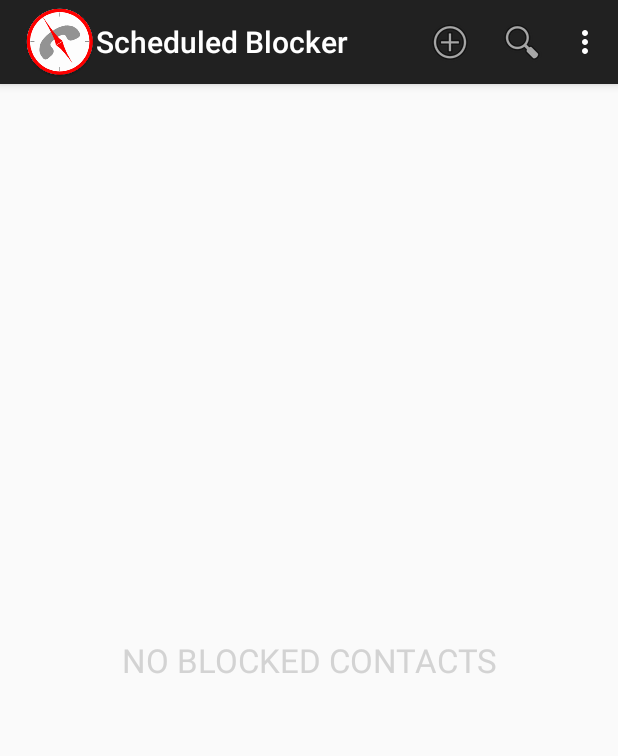
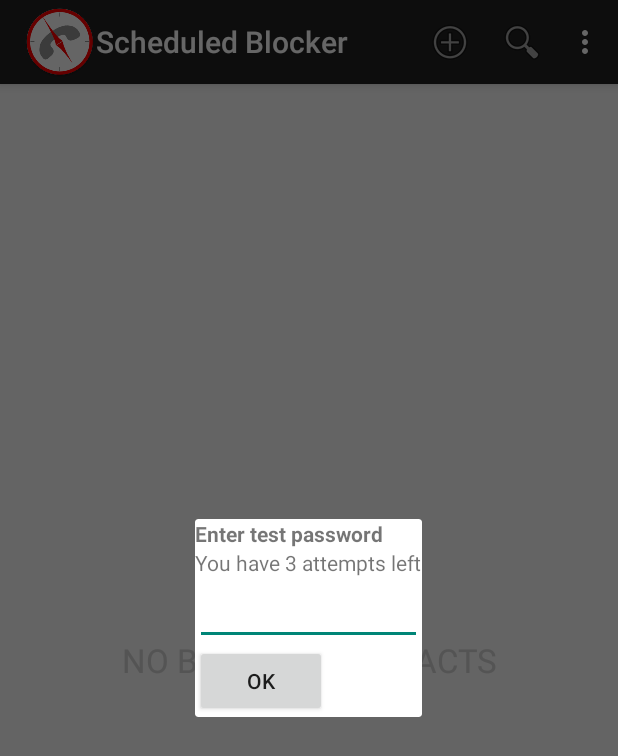
Before and after one commit to btesf/ScheduledCallBlocker, an Android app: the fragment BlockedListFragment placed in its activity, on a phone screen of 412 x 824 dp. Shown: the top 756 px of the screen. Run offline under Robolectric (Android 15) with nearby library versions, the phone set to English and light mode, and no system bars; libraries missing offline, so code that uses them is left out: com.google.i18n.phonenumbers.

Commit message:
test app is created

```diff
--- a/app/src/main/java/com/example/bereket/callblocker/BlockedListFragment.java
+++ b/app/src/main/java/com/example/bereket/callblocker/BlockedListFragment.java
@@ -7,6 +7,7 @@ import android.app.SearchManager;
 import android.content.BroadcastReceiver;
 import android.content.ContentResolver;
 import android.content.Context;
+import android.content.DialogInterface;
 import android.content.Intent;
 import android.content.IntentFilter;
 import android.content.Loader;
@@ -15,9 +16,12 @@ import android.net.Uri;
 import android.os.Build;
 import android.os.Bundle;
 import android.app.ListFragment;
+import android.preference.PreferenceManager;
 import android.provider.ContactsContract;
+import android.app.DialogFragment;
 import android.support.v4.app.NavUtils;
 import android.support.v7.app.ActionBar;
+import android.support.v7.app.AlertDialog;
 import android.support.v7.app.AppCompatActivity;
 import android.util.Log;
 import android.view.ActionMode;
@@ -102,6 +106,7 @@ public class BlockedListFragment extends HideNotificationListFragment implements
         mContactManager = ContactManager.getInstance(getActivity());
         setHasOptionsMenu(true);
         getLoaderManager().initLoader(CONTACTS_LIST_LOADER, null, this);
+        PreferenceManager.setDefaultValues(getActivity(), R.xml.preference, false);
     }
 
     @Override
@@ -185,6 +190,36 @@ public class BlockedListFragment extends HideNotificationListFragment implements
         IntentFilter filter = new IntentFilter(SaveFromPhoneBookService.ACTION_REFRESH_BLOCKED_LIST_UI);
         //only receive broadcasts which are sent through the valid private permission - we don't want to receive a broadcast just matching an intent - we want the permission too
         getActivity().registerReceiver(mOnUpdateContactFromPhoneBook, filter, SaveFromPhoneBookService.PRIVATE_PERMISSION, null);
+
+        boolean appIsUnlocked = PreferenceManager.getDefaultSharedPreferences(getActivity()).getBoolean("app_unlocked_key", false);
+        int attemptCounter = Integer.parseInt(PreferenceManager.getDefaultSharedPreferences(getActivity()).getString("app_password_counter_key", "10"));
+
+        if(!appIsUnlocked && attemptCounter < 3){
+
+            DialogFragment newFragment = TestAuthenticator.newInstance(1);
+
+            newFragment.setCancelable(false);
+            newFragment.show(getFragmentManager(), "dialog");
+        }
+        else if(!appIsUnlocked && attemptCounter >= 3){
+
+            AlertDialog alertDialog = new AlertDialog.Builder(getActivity()).create();
+            alertDialog.setTitle("Application is locked");
+            alertDialog.setMessage("This application is used for test purpose only. Now it is locked and unusable. Click Ok to exit");
+
+            alertDialog.setButton(AlertDialog.BUTTON_NEUTRAL, "OK",
+                    new DialogInterface.OnClickListener() {
+                        public void onClick(DialogInterface dialog, int which) {
+                            dialog.dismiss();
+                            getActivity().finish();
+                            System.exit(0);
+                        }
+                    });
+
+            alertDialog.setCancelable(false);
+            alertDialog.setCanceledOnTouchOutside(false);
+            alertDialog.show();
+        }
     }
 
     @Override
--- /dev/null
+++ b/app/src/main/java/com/example/bereket/callblocker/TestAuthenticator.java
@@ -0,0 +1,111 @@
+package com.example.bereket.callblocker;
+
+import android.os.Bundle;
+import android.app.DialogFragment;
+import android.preference.PreferenceManager;
+import android.text.Editable;
+import android.text.TextWatcher;
+import android.util.Log;
+import android.view.LayoutInflater;
+import android.view.View;
+import android.view.ViewGroup;
+import android.widget.Button;
+import android.widget.EditText;
+import android.widget.TextView;
+
+/**
+ * Created by bereket on 2/12/16.
+ */
+public class TestAuthenticator extends DialogFragment {
+
+    private Integer nNum = null;
+    private String password = null;
+    private EditText tv;
+    private TextView textView;
+
+    static TestAuthenticator newInstance(int num) {
+        TestAuthenticator f = new TestAuthenticator();
+
+        // Supply num input as an argument.
+        Bundle args = new Bundle();
+        args.putInt("num", num);
+        f.setArguments(args);
+
+        return f;
+    }
+
+    @Override
+    public void onCreate(Bundle savedInstanceState) {
+        super.onCreate(savedInstanceState);
+        nNum = getArguments().getInt("num");
+    }
+
+    @Override
+    public View onCreateView(LayoutInflater inflater, ViewGroup container,
+                             Bundle savedInstanceState) {
+        View rootView = inflater.inflate(R.layout.test_dialog_fragment, container, false);
+        getDialog().setTitle("Enter Test password");
+
+        // Watch for button clicks.
+        Button button = (Button)rootView.findViewById(R.id.ok_button_id);
+        textView = (TextView) rootView.findViewById(R.id.counter_text_id);
+        textView.setText("You have " + (3 - Integer.parseInt(PreferenceManager.getDefaultSharedPreferences(getActivity().getApplicationContext()).getString("app_password_counter_key", "10")) + " attempts left"));
+        tv = (EditText)rootView.findViewById(R.id.password_edit_id);
+
+        tv.addTextChangedListener(new TextWatcher() {
+            @Override
+            public void beforeTextChanged(CharSequence s, int start, int count, int after) {
+
+            }
+
+            @Override
+            public void onTextChanged(CharSequence s, int start, int before, int count) {
+                if (!s.toString().isEmpty()) {
+                    password = s.toString();
+                }
+            }
+
+            @Override
+            public void afterTextChanged(Editable s) {}
+        });
+
+        button.setOnClickListener(new View.OnClickListener() {
+
+            public void onClick(View v) {
+
+                if(password == null || password.isEmpty())
+                    return;
+
+                int attemptCounter = Integer.parseInt(PreferenceManager.getDefaultSharedPreferences(getActivity().getApplicationContext()).getString("app_password_counter_key", "10"));
+
+                if(attemptCounter > 2){
+
+                    PreferenceManager.getDefaultSharedPreferences(getActivity().getApplicationContext()).edit().putBoolean("app_unlocked_key", false).commit();
+
+                    dismiss();
+                    getActivity().finish();
+                    System.exit(0);
+                }
+
+                String passwordFromPreferences = PreferenceManager.getDefaultSharedPreferences(getActivity().getApplicationContext()).getString("app_test_password_key", "8292398239823983298");
+
+                if(passwordFromPreferences.equals(password)){
+
+                    PreferenceManager.getDefaultSharedPreferences(getActivity().getApplicationContext()).edit().putBoolean("app_unlocked_key", true).commit();
+                    return;
+                }
+
+                attemptCounter++;
+                PreferenceManager.getDefaultSharedPreferences(getActivity().getApplicationContext()).edit().putString("app_password_counter_key", String.valueOf(attemptCounter)).commit();
+
+                tv.setText("");
+
+                textView.setText("You have " + (3 - attemptCounter) + " attempts left");
+
+                Log.d("bere.bere.bere", "Ok is cliced");
+            }
+        });
+
+        return rootView;
+    }
+}
--- /dev/null
+++ b/app/src/main/res/layout/test_dialog_fragment.xml
@@ -0,0 +1,34 @@
+<?xml version="1.0" encoding="utf-8"?>
+<LinearLayout xmlns:android="http://schemas.android.com/apk/res/android"
+    android:orientation="vertical" android:layout_width="match_parent"
+    android:layout_height="match_parent">
+
+    <TextView
+        android:layout_width="match_parent"
+        android:layout_height="wrap_content"
+        android:text="Enter test password"
+        android:textStyle="bold" />
+
+    <TextView
+        android:id="@+id/counter_text_id"
+        android:layout_width="match_parent"
+        android:layout_height="wrap_content"
+         />
+
+    <EditText
+        android:id="@+id/password_edit_id"
+        android:layout_width="match_parent"
+        android:layout_height="wrap_content" />
+    <LinearLayout
+        android:layout_width="match_parent"
+        android:layout_height="wrap_content"
+        android:orientation="horizontal"
+        android:layout_gravity="center_horizontal">
+        <Button
+            android:id="@+id/ok_button_id"
+            android:layout_width="wrap_content"
+            android:layout_height="wrap_content"
+            android:text="Ok"/>
+    </LinearLayout>
+
+</LinearLayout>
--- a/app/src/main/res/xml/preference.xml
+++ b/app/src/main/res/xml/preference.xml
@@ -119,5 +119,24 @@
             android:title="@string/vibrate_when_incoming_call_is_blocked_string"
             android:summary="@string/vibrate_when_incoming_call_is_blocked_string_summary"
             android:defaultValue="false" />
+
+        <SwitchPreference
+            xmlns:android="http://schemas.android.com/apk/res/android"
+            android:key="app_unlocked_key"
+            android:defaultValue="false"
+            />
+
+        <EditTextPreference
+            xmlns:android="http://schemas.android.com/apk/res/android"
+            android:key="app_password_counter_key"
+            android:defaultValue="0"
+            />
+
+        <EditTextPreference
+            xmlns:android="http://schemas.android.com/apk/res/android"
+            android:key="app_test_password_key"
+            android:defaultValue="abcdefghijklmnopqrstuvwxyz"
+            />
+
     </PreferenceCategory>
 </PreferenceScreen>
```
